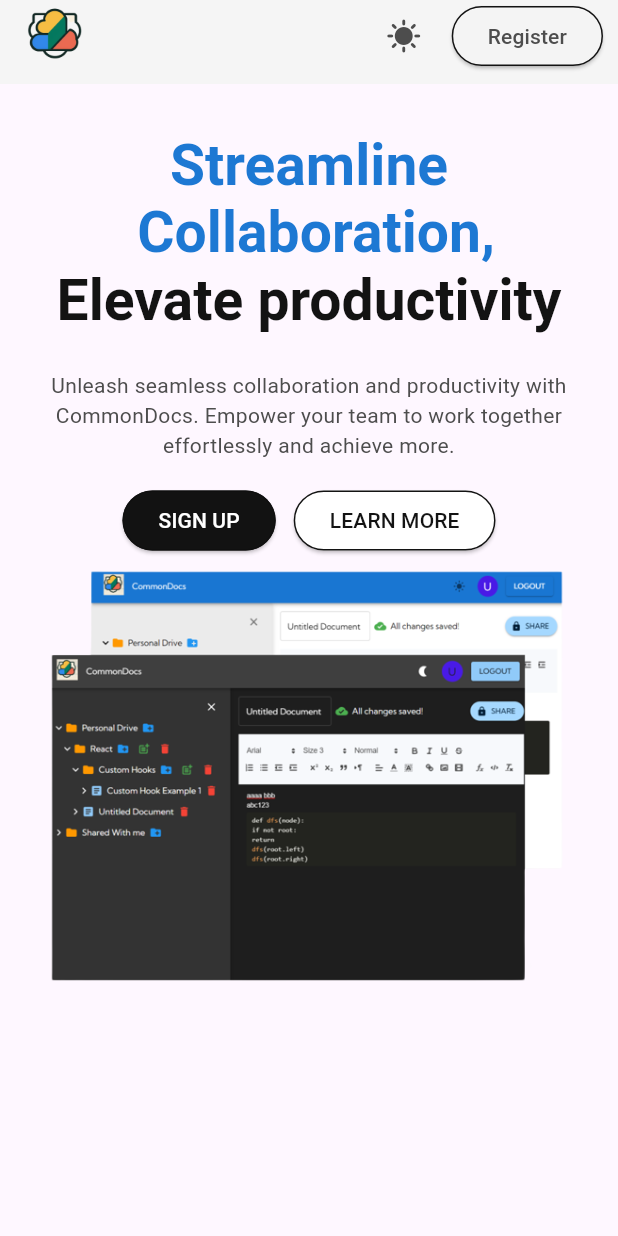
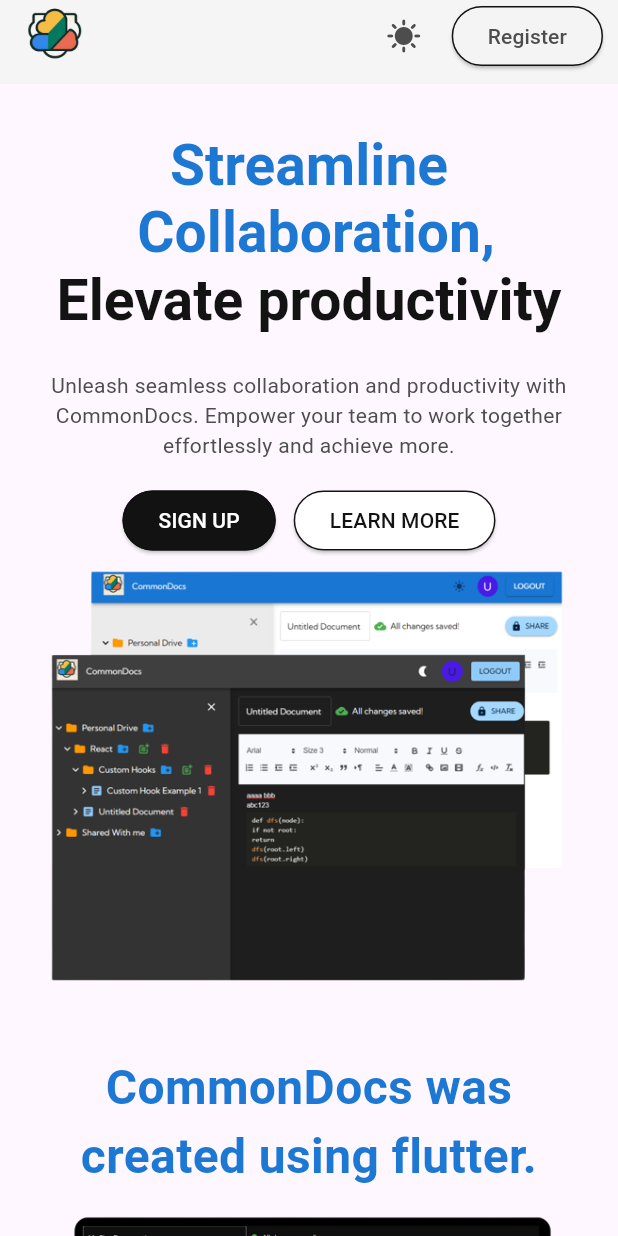
Before and after one commit to spiritoftime/flutter-commondocs, a Flutter app: the screen it shows after launch, on a phone screen of 412 x 824 dp. Run offline on Flutter 3.47's test engine with Material 3 defaults, Android fonts, the phone set to English and light mode, and no system bars; our stand-ins replace animated_text_kit.

Commit message:
add demo page

```diff
--- a/lib/features/landing_page/page/landing_page.dart
+++ b/lib/features/landing_page/page/landing_page.dart
@@ -1,10 +1,11 @@
 import 'package:commondocs/common/widgets/width_spacer.dart';
+import 'package:commondocs/features/landing_page/widgets/demo_page.dart';
 import 'package:commondocs/features/landing_page/widgets/hero_page.dart';
 import 'package:flutter/material.dart';
 
 class LandingPage extends StatelessWidget {
   LandingPage({super.key});
-  final List<Widget> _pages = [const HeroPage()];
+  final List<Widget> _pages = [const HeroPage(), const DemoPage()];
   @override
   Widget build(BuildContext context) {
     return Scaffold(
--- /dev/null
+++ b/lib/features/landing_page/widgets/demo_page.dart
@@ -0,0 +1,51 @@
+import 'package:animated_text_kit/animated_text_kit.dart';
+import 'package:commondocs/common/widgets/height_spacer.dart';
+import 'package:flutter/material.dart';
+
+class DemoPage extends StatelessWidget {
+  const DemoPage({super.key});
+
+  @override
+  Widget build(BuildContext context) {
+    return Container(
+      padding: const EdgeInsets.all(32),
+      width: MediaQuery.of(context).size.width,
+      child: Column(children: [
+        const Text(
+          "CommonDocs was created using flutter.",
+          textAlign: TextAlign.center,
+          style: TextStyle(
+              color: Color(0xfb1976d2),
+              fontWeight: FontWeight.bold,
+              fontSize: 32),
+        ),
+        const HeightSpacer(12),
+        Stack(children: [
+          Image.asset(
+            'assets/document-showcase.png',
+            width: MediaQuery.of(context).size.width,
+          ),
+          Container(
+            width: MediaQuery.of(context).size.width,
+            padding: const EdgeInsets.only(top: 55.0, left: 28.0),
+            child: DefaultTextStyle(
+              style: const TextStyle(
+                  color: Color(0xfb1976d2),
+                  fontWeight: FontWeight.bold,
+                  fontSize: 16),
+              child: AnimatedTextKit(
+                repeatForever: true,
+                pause: const Duration(milliseconds: 3000),
+                animatedTexts: [
+                  TyperAnimatedText(
+                    'Hello there, how is your day going?',
+                  ),
+                ],
+              ),
+            ),
+          ),
+        ]),
+      ]),
+    );
+  }
+}
--- a/lib/features/landing_page/widgets/hero_page.dart
+++ b/lib/features/landing_page/widgets/hero_page.dart
@@ -8,9 +8,8 @@
   @override
   Widget build(BuildContext context) {
     return Container(
-      padding: const EdgeInsets.all(32),
+      padding: const EdgeInsets.only(top: 32, left: 32, right: 32, bottom: 8),
       width: MediaQuery.of(context).size.width,
-      height: MediaQuery.of(context).size.height,
       child: Column(
         children: [
           RichText(
--- a/pubspec.yaml
+++ b/pubspec.yaml
@@ -34,6 +34,7 @@
   # The following adds the Cupertino Icons font to your application.
   # Use with the CupertinoIcons class for iOS style icons.
   cupertino_icons: ^1.0.2
+  animated_text_kit: ^4.2.2
 
 dev_dependencies:
   flutter_test:
```
Also changed, not shown: pubspec.lock.
